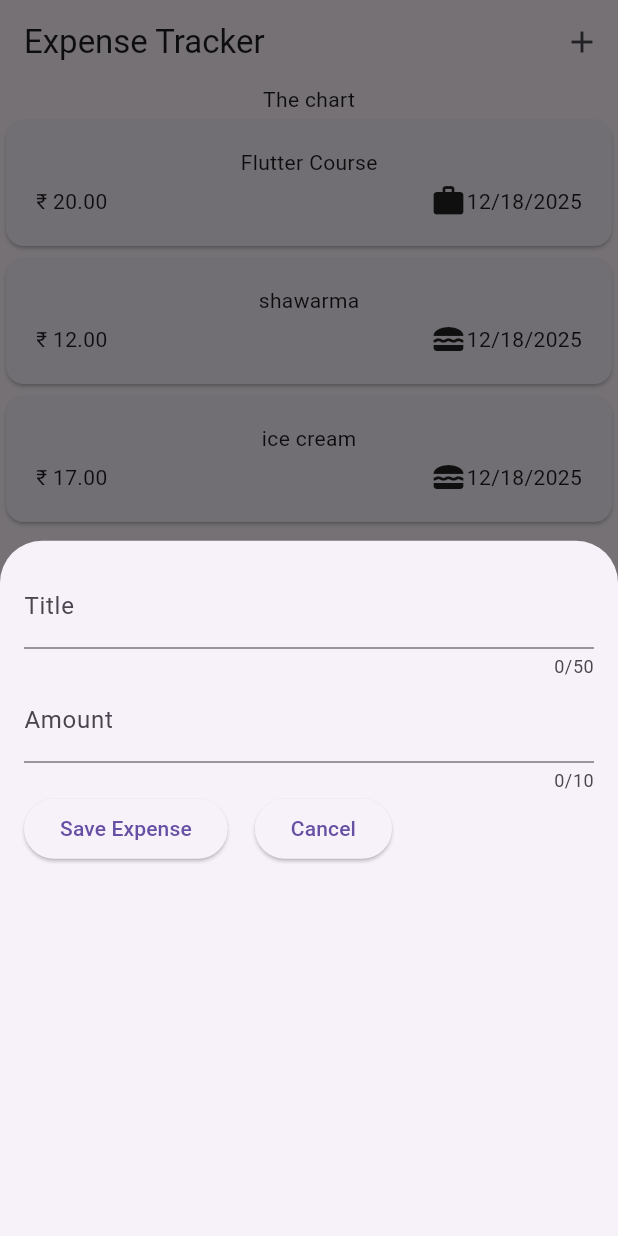
After one commit to Advaith-dev/expense_tracker, a Flutter app: the screen it shows after launch, after a tap on the "add" icon, on a phone screen of 412 x 824 dp. The commit adds this screen. Run offline on Flutter 3.47's test engine with Material 3 defaults, Android fonts, the phone set to English and light mode, and no system bars.

Commit message:
Add NewExpense input widget and custom regular expression for amount

```diff
--- a/lib/widgets/expenses.dart
+++ b/lib/widgets/expenses.dart
@@ -1,5 +1,6 @@
 import 'package:expense_tracker/widgets/expenses_list/expenses_list.dart';
 import 'package:expense_tracker/models/expense.dart';
+import 'package:expense_tracker/widgets/new_expense.dart';
 import 'package:flutter/material.dart';
 
 class Expenses extends StatefulWidget {
@@ -31,10 +32,25 @@ class _ExpensesState extends State<Expenses> {
     ),
   ];
 
+  void _openAddExpenseOverlay() {
+    showModalBottomSheet(
+      context: context,
+      builder: (ctx) => const NewExpense(),
+    );
+  }
+
   @override
   Widget build(BuildContext context) {
     return Scaffold(
-      appBar: null,
+      appBar: AppBar(
+        title: Text('Expense Tracker'),
+        actions: [
+          IconButton(
+            onPressed: _openAddExpenseOverlay,
+            icon: const Icon(Icons.add),
+          ),
+        ],
+      ),
       body: Column(
         children: [
           Text("The chart"),
--- /dev/null
+++ b/lib/widgets/new_expense.dart
@@ -0,0 +1,77 @@
+import 'package:flutter/material.dart';
+import 'package:flutter/services.dart';
+
+class NewExpense extends StatefulWidget {
+  const NewExpense({super.key});
+
+  @override
+  State<NewExpense> createState() => _NewExpenseState();
+}
+
+class _NewExpenseState extends State<NewExpense> {
+  final _titleController = TextEditingController();
+  final _amountController = TextEditingController();
+
+  @override
+  void dispose() {
+    _titleController.dispose();
+    _amountController.dispose();
+    super.dispose();
+  }
+
+  @override
+  Widget build(BuildContext context) {
+    return Padding(
+      padding: EdgeInsets.all(16),
+      child: Column(
+        children: [
+          TextField(
+            controller: _titleController,
+            maxLength: 50,
+            decoration: InputDecoration(label: Text('Title')),
+          ),
+          Row(
+            children: [
+              Expanded(
+                child: TextField(
+                  decoration: InputDecoration(label: Text("Amount")),
+                  controller: _amountController,
+                  inputFormatters: [DecimalTextInputFormatter()],
+                  maxLength: 10,
+                  keyboardType: TextInputType.numberWithOptions(decimal: true),
+                ),
+              ),
+            ],
+          ),
+          Row(
+            children: [
+              ElevatedButton(
+                onPressed: () {
+                  print('${_titleController.text + _amountController.text}');
+                },
+                child: const Text('Save Expense'),
+              ),
+              const SizedBox(width: 18),
+              ElevatedButton(onPressed: () {}, child: Text("Cancel")),
+            ],
+          ),
+        ],
+      ),
+    );
+  }
+}
+
+class DecimalTextInputFormatter extends TextInputFormatter {
+  @override
+  TextEditingValue formatEditUpdate(
+    TextEditingValue oldValue,
+    TextEditingValue newValue,
+  ) {
+    final regExp = RegExp(r'^\d*\.?\d');
+
+    if (regExp.hasMatch(newValue.text)) {
+      return newValue;
+    }
+    return oldValue;
+  }
+}
```
